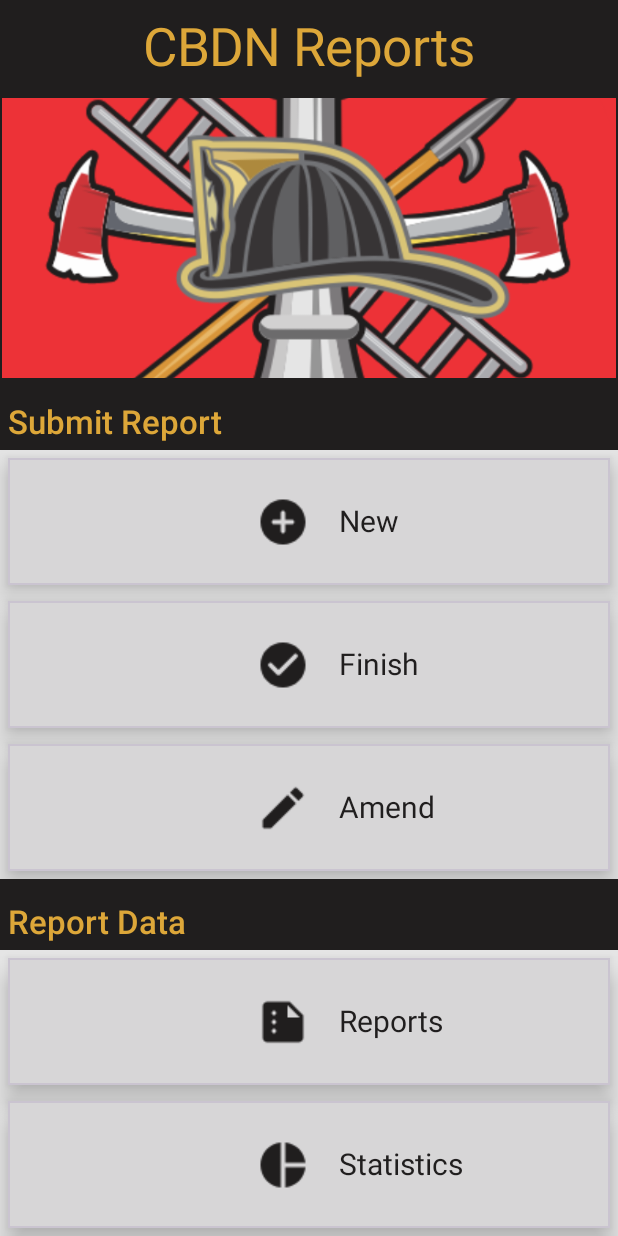
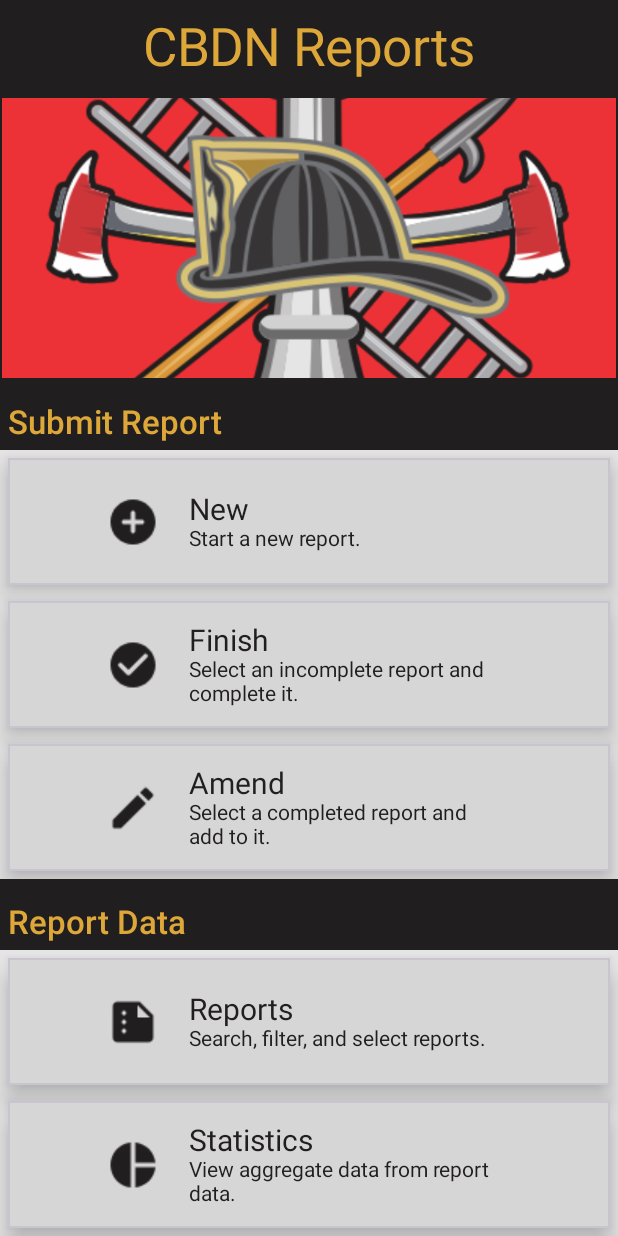
Before and after one commit to cbdnapp/Emergency-Response-App, an Android app built with Jetpack Compose: the screen it shows after launch (MainActivity), on a phone screen of 412 x 824 dp. Run offline under Robolectric (Android 15) with nearby library versions, the phone set to English and light mode, and no system bars.

Commit message:
Updated Menu Buttons.

```diff
--- a/app/src/main/java/com/cbdn/reports/ui/theme/Type.kt
+++ b/app/src/main/java/com/cbdn/reports/ui/theme/Type.kt
@@ -29,7 +29,13 @@ val Typography = Typography(
         fontFamily = FontFamily.Default,
         fontWeight = FontWeight.Normal,
         fontSize = 20.sp,
-        lineHeight = 28.sp,
+        letterSpacing = 0.sp,
+        textAlign = TextAlign.Left,
+    ),
+    labelSmall = TextStyle(
+        fontFamily = FontFamily.Default,
+        fontWeight = FontWeight.Normal,
+        fontSize = 14.sp,
         letterSpacing = 0.sp,
         textAlign = TextAlign.Left,
     ),
--- a/app/src/main/java/com/cbdn/reports/ui/views/AppMenu.kt
+++ b/app/src/main/java/com/cbdn/reports/ui/views/AppMenu.kt
@@ -20,7 +20,6 @@ import androidx.compose.ui.graphics.RectangleShape
 import androidx.compose.ui.graphics.vector.ImageVector
 import androidx.compose.ui.layout.ContentScale
 import androidx.compose.ui.res.painterResource
-import androidx.compose.ui.res.stringResource
 import androidx.compose.ui.res.vectorResource
 import androidx.compose.ui.unit.dp
 import androidx.navigation.NavController
@@ -61,19 +60,22 @@ fun AppMenu(
         )
         MenuButton(
             onClick = { navController.navigate(Destinations.SubmitNew.name) },
-            label = stringResource(id = R.string.submit_new_button),
+            labelResource = R.string.submit_new_button,
+            subLabelResource = R.string.submit_new_description,
             icon = Icons.Rounded.AddCircle,
             modifier = Modifier.weight(2f)
         )
         MenuButton(
             onClick = { navController.navigate(Destinations.SubmitFinish.name) },
-            label = stringResource(id = R.string.submit_finish_button),
+            labelResource = R.string.submit_finish_button,
+            subLabelResource = R.string.submit_finish_description,
             icon = Icons.Rounded.CheckCircle,
             modifier = Modifier.weight(2f)
         )
         MenuButton(
             onClick = { navController.navigate(Destinations.SubmitAmend.name) },
-            label = stringResource(id = R.string.submit_amend_button),
+            labelResource = R.string.submit_amend_button,
+            subLabelResource = R.string.submit_amend_description,
             icon = Icons.Rounded.Edit,
             modifier = Modifier.weight(2f)
         )
@@ -83,13 +85,15 @@ fun AppMenu(
         )
         MenuButton(
             onClick = { navController.navigate(Destinations.ViewFilter.name) },
-            label = stringResource(id = R.string.view_filter_button),
+            labelResource = R.string.view_filter_button,
+            subLabelResource = R.string.view_filter_description,
             icon = ImageVector.vectorResource(id = R.drawable.summarize_24),
             modifier = Modifier.weight(2f)
         )
         MenuButton(
             onClick = { navController.navigate(Destinations.ViewStatistics.name) },
-            label = stringResource(id = R.string.view_statistics_button),
+            labelResource = R.string.view_statistics_button,
+            subLabelResource = R.string.view_statistics_description,
             icon = ImageVector.vectorResource(id = R.drawable.pie_chart_24),
             modifier = Modifier.weight(2f)
         )
--- a/app/src/main/java/com/cbdn/reports/ui/views/composables/MenuButton.kt
+++ b/app/src/main/java/com/cbdn/reports/ui/views/composables/MenuButton.kt
@@ -2,6 +2,7 @@ package com.cbdn.reports.ui.views.composables
 
 import androidx.compose.foundation.clickable
 import androidx.compose.foundation.layout.Arrangement
+import androidx.compose.foundation.layout.Box
 import androidx.compose.foundation.layout.Column
 import androidx.compose.foundation.layout.Row
 import androidx.compose.foundation.layout.fillMaxSize
@@ -18,13 +19,15 @@ import androidx.compose.ui.draw.scale
 import androidx.compose.ui.graphics.RectangleShape
 import androidx.compose.ui.graphics.vector.ImageVector
 import androidx.compose.ui.res.dimensionResource
+import androidx.compose.ui.res.stringResource
 import androidx.compose.ui.unit.dp
 import com.cbdn.reports.R
 
 @Composable
 fun MenuButton(
     onClick: () -> Unit,
-    label: String,
+    labelResource: Int,
+    subLabelResource: Int,
     icon: ImageVector,
     modifier: Modifier
 ) {
@@ -41,6 +44,7 @@ fun MenuButton(
             modifier = modifier
                 .fillMaxSize(),
         ) {
+            Box(modifier = Modifier.weight(.3f)) {
                 Column(
                     modifier = modifier
                         .fillMaxSize()
@@ -52,23 +56,32 @@ fun MenuButton(
                         imageVector = icon,
                         contentDescription = null,
                         modifier = Modifier
-                        .scale(1.5f),
+                            .scale(1.5f)
+                            .padding(dimensionResource(id = R.dimen.moderate_spacing)),
                         tint = MaterialTheme.colorScheme.onSurface,
                     )
                 }
+            }
+            Box(modifier = Modifier.weight(.5f)) {
                 Column(
                     modifier = modifier
-                    .fillMaxSize()
-                    .padding(dimensionResource(id = R.dimen.moderate_spacing)),
+                        .fillMaxSize(),
                     horizontalAlignment = Alignment.Start,
                     verticalArrangement = Arrangement.Center
                 ) {
                     Text(
-                    text = label,
+                        text = stringResource(id = labelResource),
                         style = MaterialTheme.typography.labelMedium,
+                        color = MaterialTheme.colorScheme.onSurface,
+                    )
+                    Text(
+                        text = stringResource(id = subLabelResource),
+                        style = MaterialTheme.typography.labelSmall,
                         color = MaterialTheme.colorScheme.onSurface,
                     )
                 }
             }
+            Box(modifier = Modifier.weight(.2f)) {}
         }
     }
+}
--- a/app/src/main/res/values/strings.xml
+++ b/app/src/main/res/values/strings.xml
@@ -3,11 +3,16 @@
     <!-- App Menu -->
     <string name="submit_header">Submit Report</string>
     <string name="submit_new_button">New</string>
+    <string name="submit_new_description">Start a new report.</string>
     <string name="submit_finish_button">Finish</string>
+    <string name="submit_finish_description">Select an incomplete report and complete it.</string>
     <string name="submit_amend_button">Amend</string>
+    <string name="submit_amend_description">Select a completed report and add to it.</string>
     <string name="view_header">Report Data</string>
     <string name="view_filter_button">Reports</string>
+    <string name="view_filter_description">Search, filter, and select reports.</string>
     <string name="view_statistics_button">Statistics</string>
+    <string name="view_statistics_description">View aggregate data from report data.</string>
 
 
     <!-- GENERAL  -->
```
Lines whose indentation alone changed are shown as unchanged.
